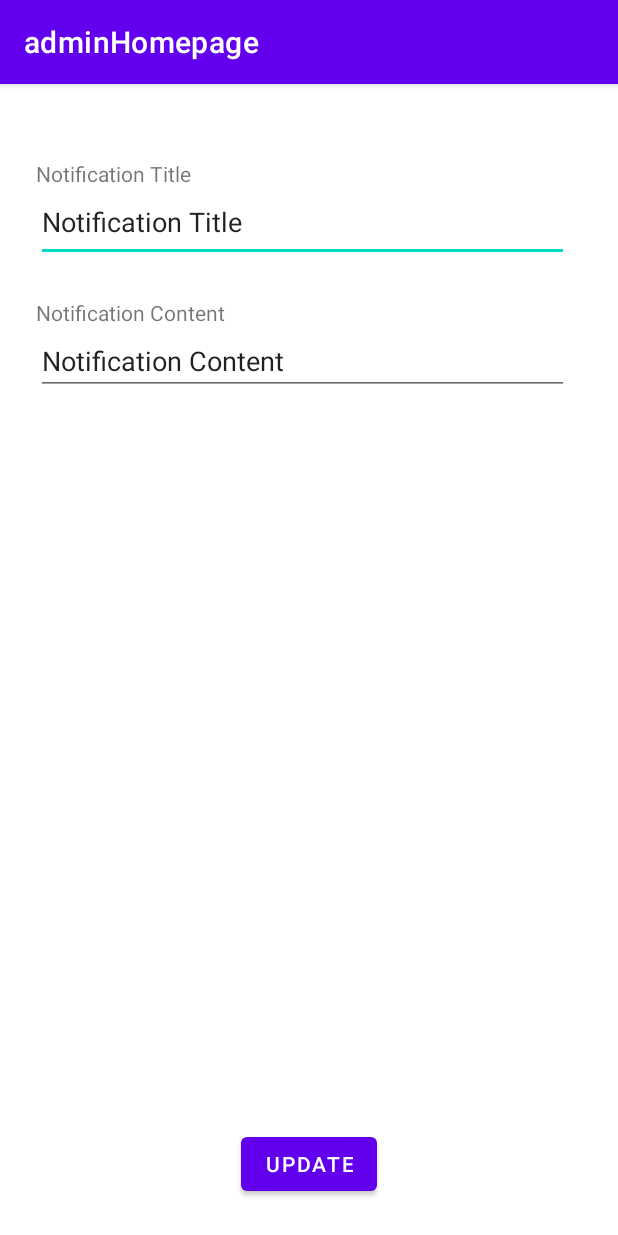
After one commit to leejowyn/quit_smoke, an Android app: the AdminNotificationSettingActivity screen opened directly, with no data from a screen before it, on a phone screen of 412 x 824 dp. The commit adds this screen. Run offline under Robolectric (Android 15) with nearby library versions, the phone set to English and light mode, and no system bars; our stand-ins replace Volley; network calls fail.

Commit message:
complete admin homepage

```diff
--- a/app/build.gradle
+++ b/app/build.gradle
@@ -25,6 +25,9 @@ android {
         sourceCompatibility JavaVersion.VERSION_1_8
         targetCompatibility JavaVersion.VERSION_1_8
     }
+    buildFeatures {
+        viewBinding true
+    }
 }
 
 dependencies {
@@ -33,6 +36,8 @@ dependencies {
     implementation 'androidx.appcompat:appcompat:1.4.2'
     implementation 'com.google.android.material:material:1.6.1'
     implementation 'androidx.constraintlayout:constraintlayout:2.1.4'
+    implementation 'androidx.navigation:navigation-fragment:2.5.0'
+    implementation 'androidx.navigation:navigation-ui:2.5.0'
     testImplementation 'junit:junit:4.13.2'
     androidTestImplementation 'androidx.test.ext:junit:1.1.3'
     androidTestImplementation 'androidx.test.espresso:espresso-core:3.4.0'
--- /dev/null
+++ b/app/src/main/java/com/example/adminhomepage/AdminNotificationSettingActivity.java
@@ -0,0 +1,110 @@
+package com.example.adminhomepage;
+
+import androidx.annotation.RequiresApi;
+import androidx.appcompat.app.AppCompatActivity;
+
+import android.os.Build;
+import android.os.Bundle;
+import android.util.Log;
+import android.view.View;
+import android.widget.Button;
+import android.widget.EditText;
+import android.widget.Toast;
+
+import com.android.volley.Request;
+import com.android.volley.RequestQueue;
+import com.android.volley.Response;
+import com.android.volley.VolleyError;
+import com.android.volley.toolbox.StringRequest;
+import com.android.volley.toolbox.Volley;
+
+import org.json.JSONArray;
+import org.json.JSONException;
+import org.json.JSONObject;
+
+import java.util.HashMap;
+import java.util.Map;
+
+public class AdminNotificationSettingActivity extends AppCompatActivity {
+
+    private Button btnUpdateNoti;
+    private EditText etNotiTitle;
+    private EditText etNotiContent;
+
+    RequestQueue queue;
+    String url_settings_readOne = "http://192.168.0.101/quit_smoking/settings.php?action=readOne&setting_type=notification";
+    String url_settings_update = "http://192.168.0.101/quit_smoking/settings.php?action=update&setting_type=notification";
+    @RequiresApi(api = Build.VERSION_CODES.N)
+
+    @Override
+    protected void onCreate(Bundle savedInstanceState) {
+        super.onCreate(savedInstanceState);
+        setContentView(R.layout.activity_admin_notification_setting);
+
+        btnUpdateNoti = findViewById(R.id.btnUpdateNoti);
+        etNotiTitle = findViewById(R.id.etNotiTitle);
+        etNotiContent = findViewById(R.id.etNotiContent);
+
+        showCurrentSetting();
+    }
+
+    private void showCurrentSetting() {
+        // select title and content from database and show
+        queue = Volley.newRequestQueue(this);
+        StringRequest request = new StringRequest(Request.Method.GET, url_settings_readOne, new Response.Listener<String>() {
+            @Override
+            public void onResponse(String response) {
+                try {
+                    // get settings row in database in json format
+                    JSONArray arrRow = new JSONArray(response);
+                    JSONObject jObjRow = arrRow.getJSONObject(0);
+
+                    // get content of notification settings in json format
+                    String settingContentStr = jObjRow.getString("setting_content");
+                    JSONObject jObjSettingContent = new JSONObject(settingContentStr);
+                    etNotiTitle.setText(jObjSettingContent.getString("title"));
+                    etNotiContent.setText(jObjSettingContent.getString("content"));
+
+                } catch (JSONException e) {
+                    Toast.makeText(AdminNotificationSettingActivity.this, e.toString(), Toast.LENGTH_LONG).show();
+                    e.printStackTrace();
+                }
+            }
+        }, new Response.ErrorListener() {
+            @Override
+            public void onErrorResponse(VolleyError error) {
+                Toast.makeText(AdminNotificationSettingActivity.this, error.toString(), Toast.LENGTH_LONG).show();
+                Log.d("error",error.toString());
+            }
+        });
+        queue.add(request);
+    }
+
+    public void btnUpdateNotiOnclick(View view) {
+        //update notification title and content in database
+        queue = Volley.newRequestQueue(this);
+        StringRequest request = new StringRequest(Request.Method.POST, url_settings_update, new Response.Listener<String>() {
+            @Override
+            public void onResponse(String response) {
+                Toast.makeText(AdminNotificationSettingActivity.this,"Notification updated successfully",Toast.LENGTH_LONG).show();
+            }
+        }, new Response.ErrorListener() {
+            @Override
+            public void onErrorResponse(VolleyError error) {
+                Toast.makeText(AdminNotificationSettingActivity.this,error.toString(),Toast.LENGTH_LONG).show();
+                Log.d("error",error.toString());
+            }
+        })
+        {
+            protected Map<String, String> getParams() throws com.android.volley.AuthFailureError {
+                Map<String, String> params = new HashMap<String, String>();
+                params.put(
+                        "setting_content",
+                        "{\"title\": \"" + etNotiTitle.getText().toString() + "\", " +
+                                "\"content\":\"" + etNotiContent.getText().toString() + "\"}");
+                return params;
+            };
+        };
+        queue.add(request);
+    }
+}
--- /dev/null
+++ b/app/src/main/res/layout/activity_admin_notification_setting.xml
@@ -0,0 +1,61 @@
+<?xml version="1.0" encoding="utf-8"?>
+<androidx.constraintlayout.widget.ConstraintLayout xmlns:android="http://schemas.android.com/apk/res/android"
+    xmlns:app="http://schemas.android.com/apk/res-auto"
+    xmlns:tools="http://schemas.android.com/tools"
+    android:layout_width="match_parent"
+    android:layout_height="match_parent"
+    tools:context=".AdminNotificationSettingActivity">
+
+    <EditText
+        android:id="@+id/etNotiTitle"
+        android:layout_width="355dp"
+        android:layout_height="49dp"
+        android:ems="10"
+        android:gravity="start|top"
+        android:inputType="textMultiLine"
+        android:text="Notification Title"
+        android:textSize="18sp"
+        app:layout_constraintStart_toStartOf="@+id/tvNotiTitle"
+        app:layout_constraintTop_toBottomOf="@+id/tvNotiTitle" />
+
+    <EditText
+        android:id="@+id/etNotiContent"
+        android:layout_width="355dp"
+        android:layout_height="wrap_content"
+        android:ems="10"
+        android:gravity="start|top"
+        android:inputType="textMultiLine"
+        android:text="Notification Content"
+        app:layout_constraintStart_toStartOf="@+id/tvNotiContent"
+        app:layout_constraintTop_toBottomOf="@+id/tvNotiContent" />
+
+    <Button
+        android:id="@+id/btnUpdateNoti"
+        android:layout_width="wrap_content"
+        android:layout_height="wrap_content"
+        android:layout_marginBottom="24dp"
+        android:onClick="btnUpdateNotiOnclick"
+        android:text="Update"
+        app:layout_constraintBottom_toBottomOf="parent"
+        app:layout_constraintEnd_toEndOf="parent"
+        app:layout_constraintStart_toStartOf="parent" />
+
+    <TextView
+        android:id="@+id/tvNotiTitle"
+        android:layout_width="wrap_content"
+        android:layout_height="wrap_content"
+        android:layout_marginStart="24dp"
+        android:layout_marginTop="50dp"
+        android:text="Notification Title"
+        app:layout_constraintStart_toStartOf="parent"
+        app:layout_constraintTop_toTopOf="parent" />
+
+    <TextView
+        android:id="@+id/tvNotiContent"
+        android:layout_width="wrap_content"
+        android:layout_height="wrap_content"
+        android:layout_marginTop="24dp"
+        android:text="Notification Content"
+        app:layout_constraintStart_toStartOf="@+id/etNotiTitle"
+        app:layout_constraintTop_toBottomOf="@+id/etNotiTitle" />
+</androidx.constraintlayout.widget.ConstraintLayout>
--- /dev/null
+++ b/app/src/main/res/values-land/dimens.xml
@@ -0,0 +1,3 @@
+<resources>
+    <dimen name="fab_margin">48dp</dimen>
+</resources>
--- /dev/null
+++ b/app/src/main/res/values-w1240dp/dimens.xml
@@ -0,0 +1,3 @@
+<resources>
+    <dimen name="fab_margin">200dp</dimen>
+</resources>
--- /dev/null
+++ b/app/src/main/res/values-w600dp/dimens.xml
@@ -0,0 +1,3 @@
+<resources>
+    <dimen name="fab_margin">48dp</dimen>
+</resources>
--- /dev/null
+++ b/app/src/main/res/values/dimens.xml
@@ -0,0 +1,3 @@
+<resources>
+    <dimen name="fab_margin">16dp</dimen>
+</resources>
--- a/app/src/main/res/values/themes.xml
+++ b/app/src/main/res/values/themes.xml
@@ -13,4 +13,13 @@
         <item name="android:statusBarColor" tools:targetApi="l">?attr/colorPrimaryVariant</item>
         <!-- Customize your theme here. -->
     </style>
+
+    <style name="Theme.AdminHomepage.NoActionBar">
+        <item name="windowActionBar">false</item>
+        <item name="windowNoTitle">true</item>
+    </style>
+
+    <style name="Theme.AdminHomepage.AppBarOverlay" parent="ThemeOverlay.AppCompat.Dark.ActionBar" />
+
+    <style name="Theme.AdminHomepage.PopupOverlay" parent="ThemeOverlay.AppCompat.Light" />
 </resources>
```
Also changed, not shown: app/src/main/AndroidManifest.xml (+8 -0 lines), app/src/main/java/com/example/adminhomepage/MainActivity.java (+13 -2 lines), app/src/main/java/com/example/adminhomepage/tips.java (added, +80 -0 lines), app/src/main/res/layout/activity_tips.xml (added, +44 -0 lines), app/src/main/res/navigation/nav_graph.xml (added, +28 -0 lines), app/src/main/res/values/strings.xml (+9 -0 lines).
